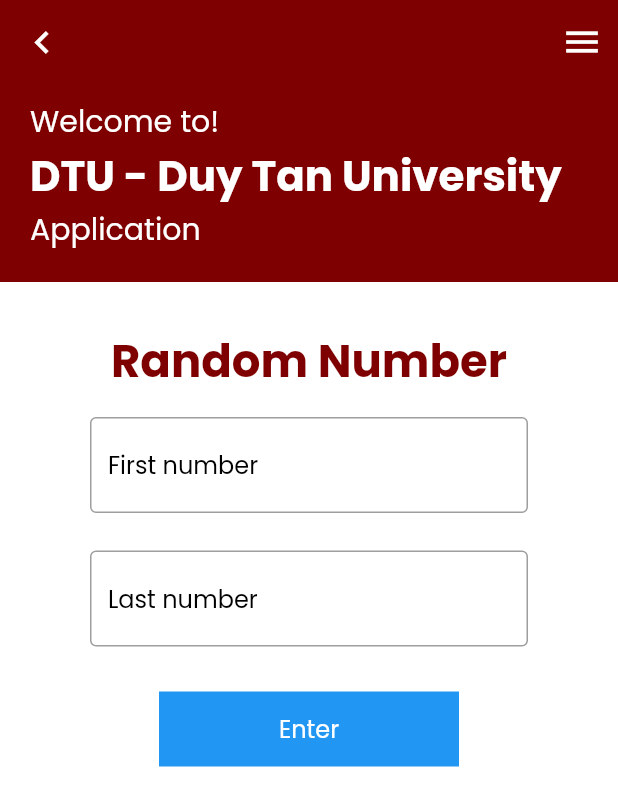
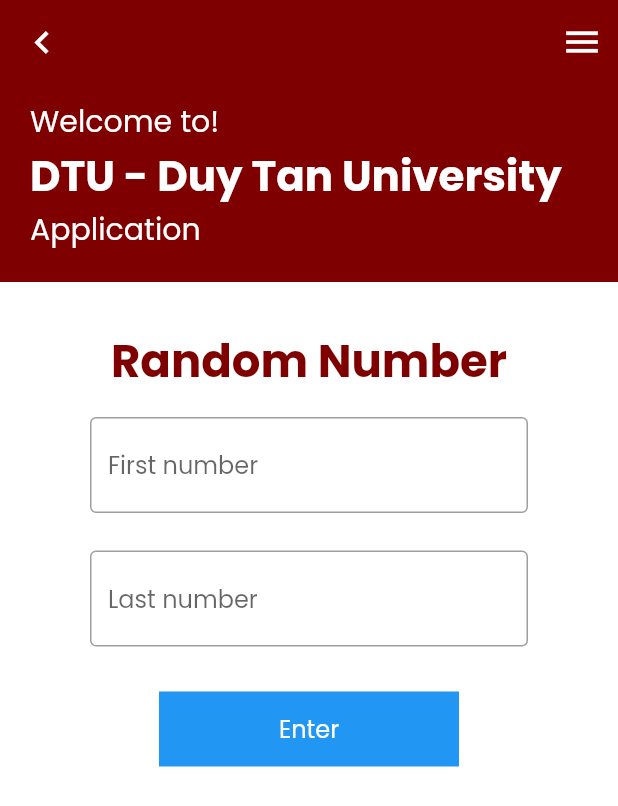
Before and after one commit to qu-Ming/learning_getx, a Flutter app: the screen it shows after launch, after a tap on the "add" icon, on a phone screen of 412 x 824 dp. Shown: the top 806 px of the screen. Run offline on Flutter 3.47's test engine with Material 2 defaults, Android fonts, the phone set to English and light mode, and no system bars; our stand-ins replace cached_network_image, dio, get; network calls fail.

Commit message:
continue random logic

```diff
--- a/lib/components/textfield_component.dart
+++ b/lib/components/textfield_component.dart
@@ -1,5 +1,4 @@
 import 'package:flutter/material.dart';
-import 'package:learning_getx/utils/const/app_colors.dart';
 
 class TextFieldComponent extends StatelessWidget {
   const TextFieldComponent({
@@ -8,13 +7,14 @@ class TextFieldComponent extends StatelessWidget {
     this.textInputType,
     required this.textEditingController,
     this.errorText,
+    this.colorText,
   }) : super(key: key);
 
   final String text;
   final String? errorText;
   final TextInputType? textInputType;
   final TextEditingController textEditingController;
-
+  final Color? colorText;
   @override
   Widget build(BuildContext context) {
     return Padding(
@@ -29,8 +29,7 @@ class TextFieldComponent extends StatelessWidget {
               const OutlineInputBorder(borderSide: BorderSide(width: 1)),
           // labelText: 'Email Address',
           hintText: text,
-          hintStyle: const TextStyle(
-              color: AppColors.colorBlack, fontFamily: 'Poppins'),
+          hintStyle: TextStyle(color: colorText, fontFamily: 'Poppins'),
         ),
       ),
     );
```
